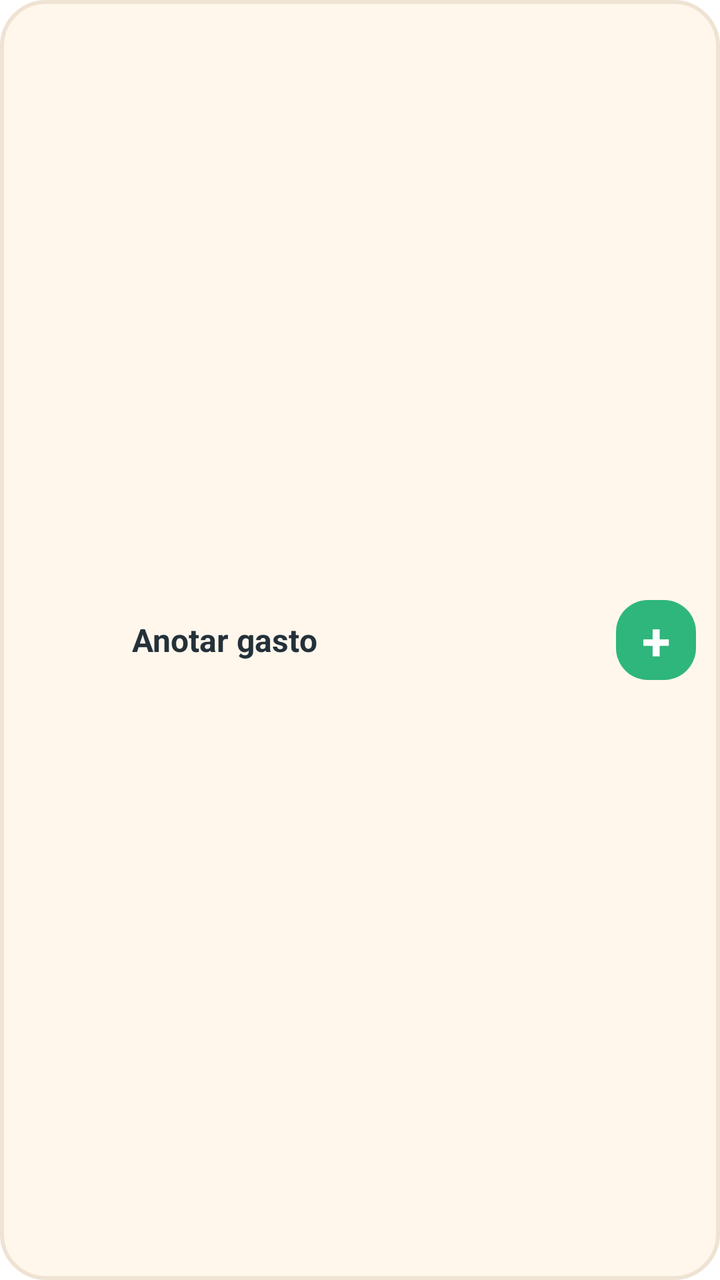
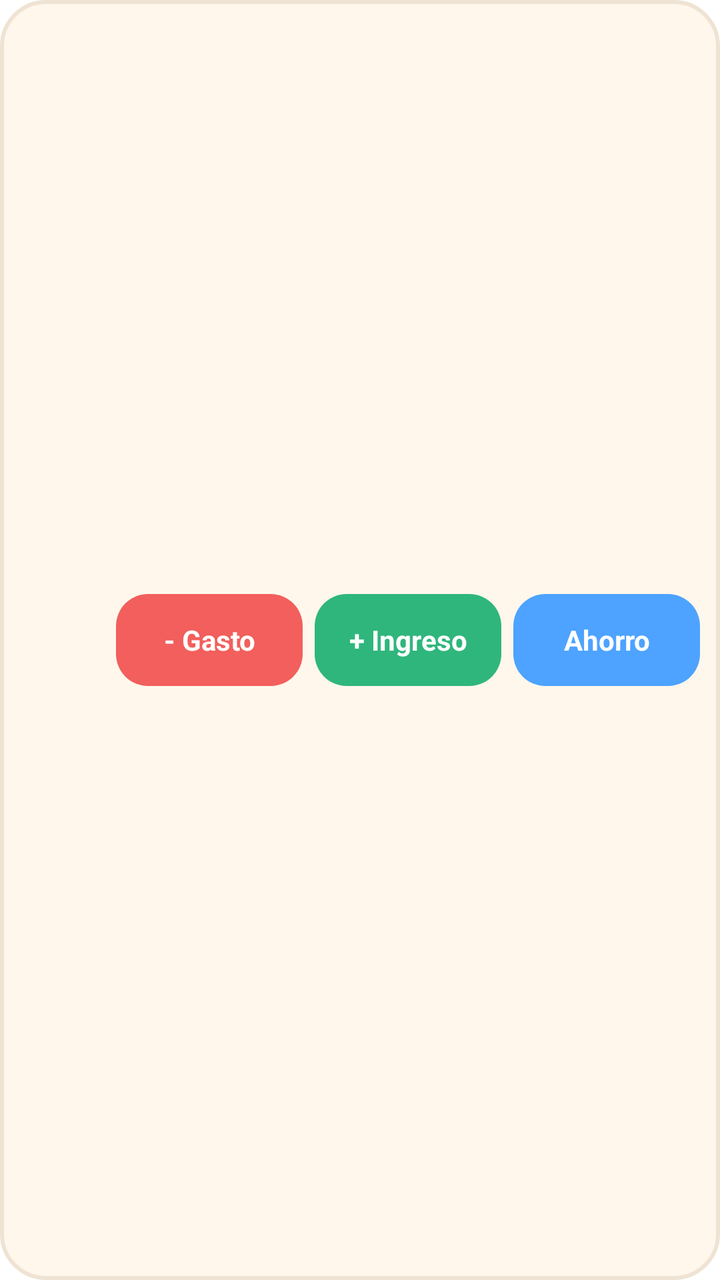

Compare the two renders of this Android layout. The source of the first and the diff that turns it into the second are given below.
<!-- AndroidManifest.xml: fallback theme Theme.MaterialComponents.DayNight.NoActionBar -->
<!-- res/layout/widget_quick_add.xml -->
<?xml version="1.0" encoding="utf-8"?>
<LinearLayout xmlns:android="http://schemas.android.com/apk/res/android"
    android:id="@+id/widget_root"
    android:layout_width="match_parent"
    android:layout_height="match_parent"
    android:background="@drawable/widget_bg"
    android:gravity="center"
    android:orientation="horizontal"
    android:padding="12dp">

    <ImageView
        android:layout_width="44dp"
        android:layout_height="44dp"
        android:contentDescription="Finn"
        android:src="@mipmap/ic_launcher" />

    <TextView
        android:layout_width="0dp"
        android:layout_height="wrap_content"
        android:layout_marginStart="10dp"
        android:layout_weight="1"
        android:text="Anotar gasto"
        android:textColor="#24313A"
        android:textSize="16sp"
        android:textStyle="bold" />

    <TextView
        android:layout_width="40dp"
        android:layout_height="40dp"
        android:background="@drawable/widget_btn"
        android:gravity="center"
        android:text="+"
        android:textColor="#FFFFFF"
        android:textSize="26sp"
        android:textStyle="bold" />
</LinearLayout>
<!-- resources referenced by this layout -->
<resources>
  <!-- drawable widget_bg (drawable) -->
  <?xml version="1.0" encoding="utf-8"?>
  <shape xmlns:android="http://schemas.android.com/apk/res/android" android:shape="rectangle">
      <solid android:color="#FFF7EC" />
      <corners android:radius="22dp" />
      <stroke android:width="2dp" android:color="#EFE3D3" />
  </shape>
  <!-- drawable widget_btn (drawable) -->
  <?xml version="1.0" encoding="utf-8"?>
  <shape xmlns:android="http://schemas.android.com/apk/res/android" android:shape="rectangle">
      <solid android:color="#2FB67C" />
      <corners android:radius="16dp" />
  </shape>
  <!-- mipmap ic_launcher (mipmap-anydpi-v26) -->
  <?xml version="1.0" encoding="utf-8"?>
  <adaptive-icon xmlns:android="http://schemas.android.com/apk/res/android">
    <background android:drawable="@color/ic_launcher_background"/>
    <foreground>
        <inset
            android:drawable="@drawable/ic_launcher_foreground"
            android:inset="16%" />
    </foreground>
  </adaptive-icon>
  <color name="ic_launcher_background">#FFF0D9</color>
  <!-- drawable ic_launcher_foreground: png bitmap (drawable-hdpi, 9268 bytes) -->
</resources>

<!-- the commit's change to res/layout/widget_quick_add.xml (unified diff, before → after) -->
@@ -4,33 +4,53 @@
     android:layout_width="match_parent"
     android:layout_height="match_parent"
     android:background="@drawable/widget_bg"
-    android:gravity="center"
+    android:gravity="center_vertical"
     android:orientation="horizontal"
-    android:padding="12dp">
+    android:padding="10dp">
 
     <ImageView
-        android:layout_width="44dp"
-        android:layout_height="44dp"
+        android:id="@+id/widget_icon"
+        android:layout_width="40dp"
+        android:layout_height="40dp"
         android:contentDescription="Finn"
         android:src="@mipmap/ic_launcher" />
 
     <TextView
+        android:id="@+id/btn_expense"
         android:layout_width="0dp"
-        android:layout_height="wrap_content"
-        android:layout_marginStart="10dp"
+        android:layout_height="46dp"
+        android:layout_marginStart="8dp"
         android:layout_weight="1"
-        android:text="Anotar gasto"
-        android:textColor="#24313A"
-        android:textSize="16sp"
+        android:background="@drawable/widget_chip_expense"
+        android:gravity="center"
+        android:text="- Gasto"
+        android:textColor="#FFFFFF"
+        android:textSize="14sp"
         android:textStyle="bold" />
 
     <TextView
-        android:layout_width="40dp"
-        android:layout_height="40dp"
-        android:background="@drawable/widget_btn"
+        android:id="@+id/btn_income"
+        android:layout_width="0dp"
+        android:layout_height="46dp"
+        android:layout_marginStart="6dp"
+        android:layout_weight="1"
+        android:background="@drawable/widget_chip_income"
         android:gravity="center"
-        android:text="+"
+        android:text="+ Ingreso"
         android:textColor="#FFFFFF"
-        android:textSize="26sp"
+        android:textSize="14sp"
+        android:textStyle="bold" />
+
+    <TextView
+        android:id="@+id/btn_saving"
+        android:layout_width="0dp"
+        android:layout_height="46dp"
+        android:layout_marginStart="6dp"
+        android:layout_weight="1"
+        android:background="@drawable/widget_chip_saving"
+        android:gravity="center"
+        android:text="Ahorro"
+        android:textColor="#FFFFFF"
+        android:textSize="14sp"
         android:textStyle="bold" />
 </LinearLayout>
<!-- resource entries referenced after the edit -->
@@ -7,10 +7,22 @@
       <corners android:radius="22dp" />
       <stroke android:width="2dp" android:color="#EFE3D3" />
   </shape>
-  <!-- drawable widget_btn (drawable) -->
+  <!-- drawable widget_chip_expense (drawable) -->
+  <?xml version="1.0" encoding="utf-8"?>
+  <shape xmlns:android="http://schemas.android.com/apk/res/android" android:shape="rectangle">
+      <solid android:color="#F25F5C" />
+      <corners android:radius="16dp" />
+  </shape>
+  <!-- drawable widget_chip_income (drawable) -->
   <?xml version="1.0" encoding="utf-8"?>
   <shape xmlns:android="http://schemas.android.com/apk/res/android" android:shape="rectangle">
       <solid android:color="#2FB67C" />
+      <corners android:radius="16dp" />
+  </shape>
+  <!-- drawable widget_chip_saving (drawable) -->
+  <?xml version="1.0" encoding="utf-8"?>
+  <shape xmlns:android="http://schemas.android.com/apk/res/android" android:shape="rectangle">
+      <solid android:color="#4DA3FF" />
       <corners android:radius="16dp" />
   </shape>
   <!-- mipmap ic_launcher (mipmap-anydpi-v26) -->
